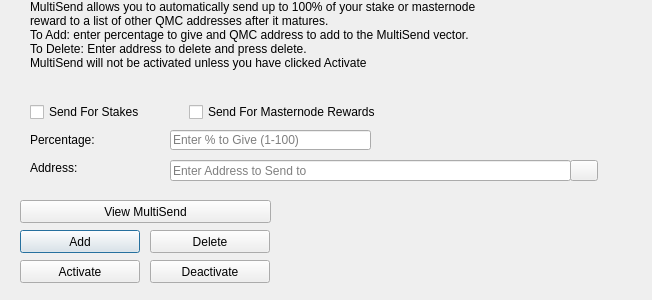
Old version of the form src/qt/forms/multisenddialog.ui in the repository project-qmc/QMC.
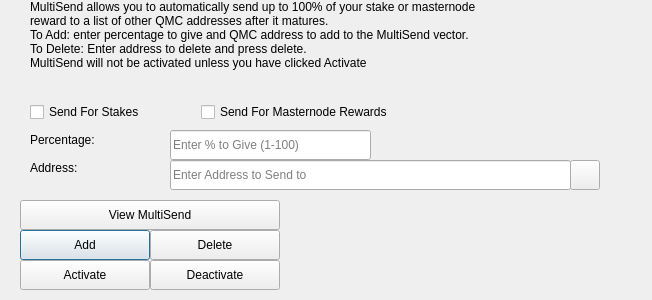
New version of the form. Icons and pictures are not drawn.

What changed in the file:
```diff
--- a/src/qt/forms/multisenddialog.ui
+++ b/src/qt/forms/multisenddialog.ui
@@ -22,9 +22,21 @@
      <x>170</x>
      <y>130</y>
      <width>201</width>
-     <height>20</height>
+     <height>30</height>
     </rect>
    </property>
+   <property name="minimumSize">
+    <size>
+     <width>0</width>
+     <height>30</height>
+    </size>
+   </property>
+   <property name="maximumSize">
+    <size>
+     <width>16777215</width>
+     <height>30</height>
+    </size>
+   </property>
    <property name="toolTip">
     <string>Enter whole numbers 1 - 100</string>
    </property>
@@ -38,9 +50,21 @@
      <x>170</x>
      <y>160</y>
      <width>401</width>
-     <height>21</height>
+     <height>30</height>
     </rect>
    </property>
+   <property name="minimumSize">
+    <size>
+     <width>0</width>
+     <height>30</height>
+    </size>
+   </property>
+   <property name="maximumSize">
+    <size>
+     <width>16777215</width>
+     <height>30</height>
+    </size>
+   </property>
    <property name="toolTip">
     <string/>
    </property>
@@ -91,10 +115,22 @@
     <rect>
      <x>20</x>
      <y>230</y>
-     <width>120</width>
-     <height>23</height>
+     <width>130</width>
+     <height>30</height>
     </rect>
    </property>
+   <property name="minimumSize">
+    <size>
+     <width>130</width>
+     <height>30</height>
+    </size>
+   </property>
+   <property name="maximumSize">
+    <size>
+     <width>130</width>
+     <height>30</height>
+    </size>
+   </property>
    <property name="toolTip">
     <string/>
    </property>
@@ -110,10 +146,22 @@
     <rect>
      <x>150</x>
      <y>260</y>
-     <width>120</width>
-     <height>23</height>
+     <width>130</width>
+     <height>30</height>
     </rect>
    </property>
+   <property name="minimumSize">
+    <size>
+     <width>130</width>
+     <height>30</height>
+    </size>
+   </property>
+   <property name="maximumSize">
+    <size>
+     <width>130</width>
+     <height>30</height>
+    </size>
+   </property>
    <property name="statusTip">
     <string>Deactivate MultiSend</string>
    </property>
@@ -126,10 +174,22 @@
     <rect>
      <x>570</x>
      <y>160</y>
-     <width>28</width>
-     <height>21</height>
+     <width>30</width>
+     <height>30</height>
     </rect>
    </property>
+   <property name="minimumSize">
+    <size>
+     <width>30</width>
+     <height>30</height>
+    </size>
+   </property>
+   <property name="maximumSize">
+    <size>
+     <width>30</width>
+     <height>30</height>
+    </size>
+   </property>
    <property name="toolTip">
     <string>Choose an address from the address book</string>
    </property>
@@ -184,10 +244,22 @@
     <rect>
      <x>150</x>
      <y>230</y>
-     <width>120</width>
-     <height>23</height>
+     <width>130</width>
+     <height>30</height>
     </rect>
    </property>
+   <property name="minimumSize">
+    <size>
+     <width>130</width>
+     <height>30</height>
+    </size>
+   </property>
+   <property name="maximumSize">
+    <size>
+     <width>130</width>
+     <height>30</height>
+    </size>
+   </property>
    <property name="toolTip">
     <string/>
    </property>
@@ -203,10 +275,22 @@
     <rect>
      <x>20</x>
      <y>260</y>
-     <width>120</width>
-     <height>23</height>
+     <width>130</width>
+     <height>30</height>
     </rect>
    </property>
+   <property name="minimumSize">
+    <size>
+     <width>130</width>
+     <height>30</height>
+    </size>
+   </property>
+   <property name="maximumSize">
+    <size>
+     <width>130</width>
+     <height>30</height>
+    </size>
+   </property>
    <property name="statusTip">
     <string>Activate MultiSend</string>
    </property>
@@ -219,10 +303,22 @@
     <rect>
      <x>20</x>
      <y>200</y>
-     <width>251</width>
-     <height>23</height>
+     <width>260</width>
+     <height>30</height>
     </rect>
    </property>
+   <property name="minimumSize">
+    <size>
+     <width>260</width>
+     <height>30</height>
+    </size>
+   </property>
+   <property name="maximumSize">
+    <size>
+     <width>260</width>
+     <height>30</height>
+    </size>
+   </property>
    <property name="toolTip">
     <string/>
    </property>
@@ -238,8 +334,8 @@
     <rect>
      <x>30</x>
      <y>100</y>
-     <width>351</width>
-     <height>24</height>
+     <width>363</width>
+     <height>25</height>
     </rect>
    </property>
    <layout class="QHBoxLayout" name="horizontalLayout">
```
